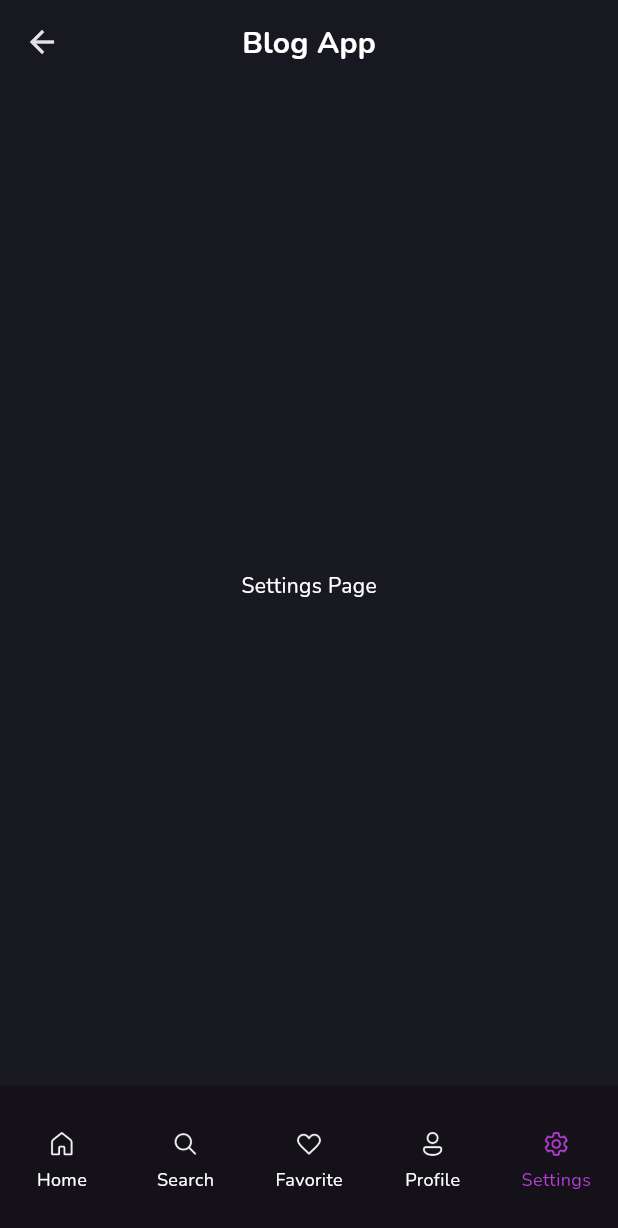
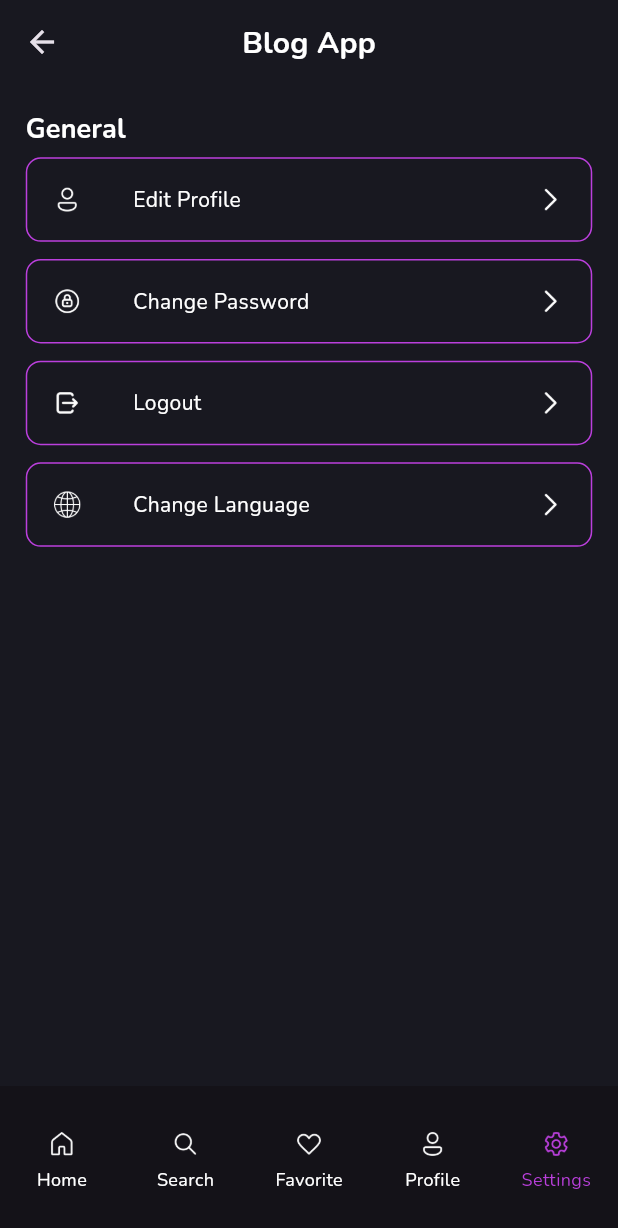
Before and after one commit to vanan-gm/bloc_app, a Flutter app: the MasterPage screen opened directly, item 5 of the bottom bar chosen, on a phone screen of 412 x 824 dp. Shown: the top 1228 px of the screen. Run offline on Flutter 3.47's test engine with Material 3 defaults, Android fonts, the phone set to English and light mode, and no system bars; our stand-ins replace cached_network_image, dotted_border, flutter_bloc, flutter_screenutil, fpdart, get_it and 5 more; missing offline and left inert: easy_image_viewer; accounts and stored records are empty; network calls fail; statements that could not run were skipped.

Commit message:
Implement icons

```diff
--- a/lib/features/auth/presentation/pages/settings_page.dart
+++ b/lib/features/auth/presentation/pages/settings_page.dart
@@ -1,3 +1,8 @@
+import 'package:bloc_app/core/common/widgets/app_icon.dart';
+import 'package:bloc_app/core/common/widgets/ripple_effect.dart';
+import 'package:bloc_app/core/constants/app_constants.dart';
+import 'package:bloc_app/core/theme/app_colors.dart';
+import 'package:bloc_app/generated/assets.dart';
 import 'package:flutter/material.dart';
 
 class SettingsPage extends StatefulWidget {
@@ -10,6 +15,49 @@ class SettingsPage extends StatefulWidget {
 class _SettingsPageState extends State<SettingsPage> {
   @override
   Widget build(BuildContext context) {
-    return Center(child: Text('Settings Page'),);
+    return Padding(
+      padding: EdgeInsets.symmetric(
+        vertical: AppConstants.paddingSmall,
+        horizontal: AppConstants.paddingSmall,
+      ),
+      child: Column(
+        crossAxisAlignment: CrossAxisAlignment.start,
+        children: [
+          Text('General', style: Theme.of(context).textTheme.titleSmall!.copyWith(fontWeight: FontWeight.w700),),
+          itemBox(Assets.iconsIcUser, "Edit Profile", (){}),
+          itemBox(Assets.iconsIcSecure, "Change Password", (){}),
+          itemBox(Assets.iconsIcLogout, "Logout", (){}),
+          itemBox(Assets.iconsIcLanguage, "Change Language", (){}),
+        ],
+      ),
+    );
+  }
+
+  Widget itemBox(String icon, String text, VoidCallback onTap){
+    return RippleEffect(
+      onTap: onTap,
+      child: Container(
+        padding: EdgeInsets.symmetric(
+          horizontal: AppConstants.paddingSmall,
+          vertical: AppConstants.paddingSmall,
+        ),
+        margin: EdgeInsets.symmetric(vertical: AppConstants.paddingSuperTiny),
+        decoration: BoxDecoration(
+          border: Border.all(color: AppColors.gradient1, width: 1.0),
+          borderRadius: BorderRadius.circular(AppConstants.borderImage),
+        ),
+        child: Row(
+          children: [
+            AppIcon.asset(icon, color: AppColors.white,),
+            Padding(
+              padding: EdgeInsets.only(left: AppConstants.paddingMedium),
+              child: Text(text, style: Theme.of(context).textTheme.bodyMedium,),
+            ),
+            Spacer(),
+            AppIcon.asset(Assets.iconsIcRightArrow, color: AppColors.white,),
+          ],
+        ),
+      ),
+    );
   }
 }
```
Also changed, not shown: assets/icons/ic_info.png (added), assets/icons/ic_language.png (added), assets/icons/ic_light_mode.png (added), assets/icons/ic_rate.png (added), assets/icons/ic_right_arrow.png (added), assets/icons/ic_secure.png (added), assets/icons/ic_share.png, assets/icons/ic_trash_bin.png (added), lib/generated/assets.dart.
